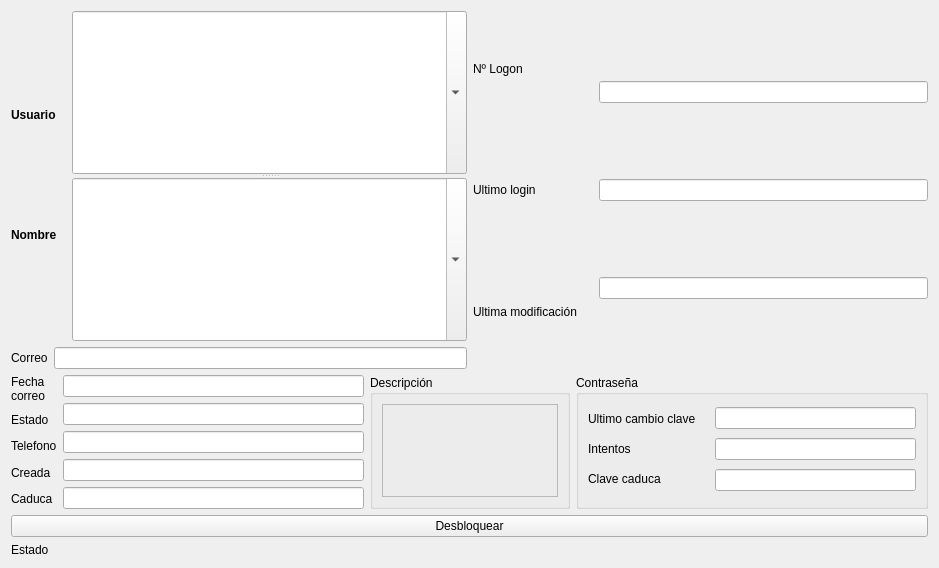
Before: the Qt Designer form usuarios/form_usuarios.ui in grxdipgra/GrxMenu, drawn with Qt 5.
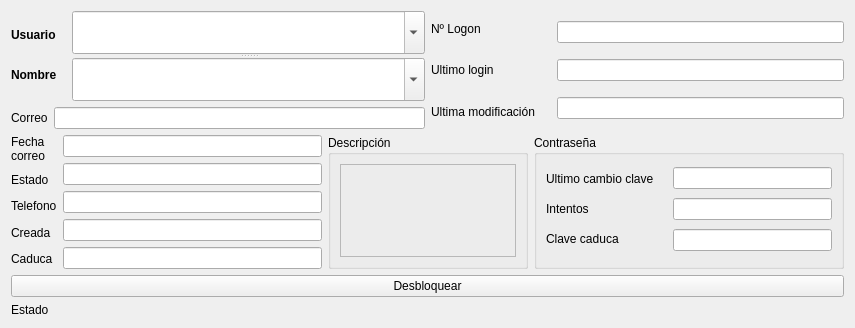
After: the same form once the commit is applied.

The edit to the form file:
```diff
--- a/usuarios/form_usuarios.ui
+++ b/usuarios/form_usuarios.ui
@@ -6,10 +6,16 @@
    <rect>
     <x>0</x>
     <y>0</y>
-    <width>939</width>
-    <height>568</height>
+    <width>855</width>
+    <height>328</height>
    </rect>
   </property>
+  <property name="maximumSize">
+   <size>
+    <width>855</width>
+    <height>328</height>
+   </size>
+  </property>
   <property name="windowTitle">
    <string>Usuarios de Active Directory</string>
   </property>
@@ -106,7 +112,7 @@
             <widget class="QLineEdit" name="text_correo">
              <property name="minimumSize">
               <size>
-               <width>281</width>
+               <width>275</width>
                <height>0</height>
               </size>
              </property>
```
